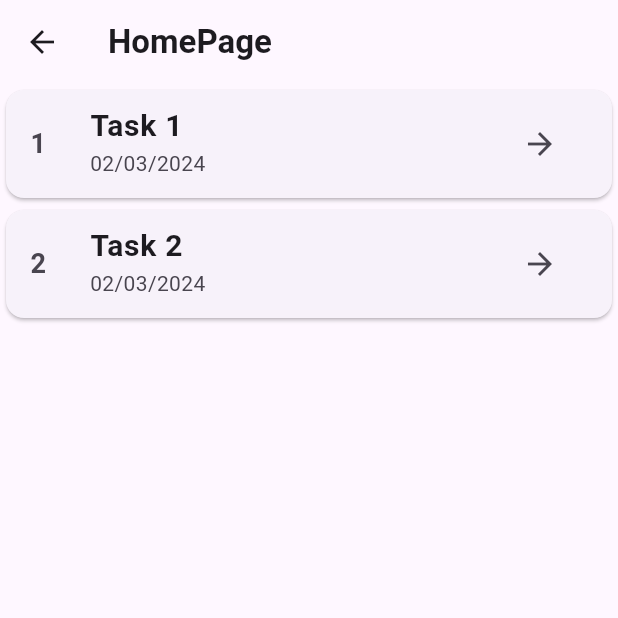
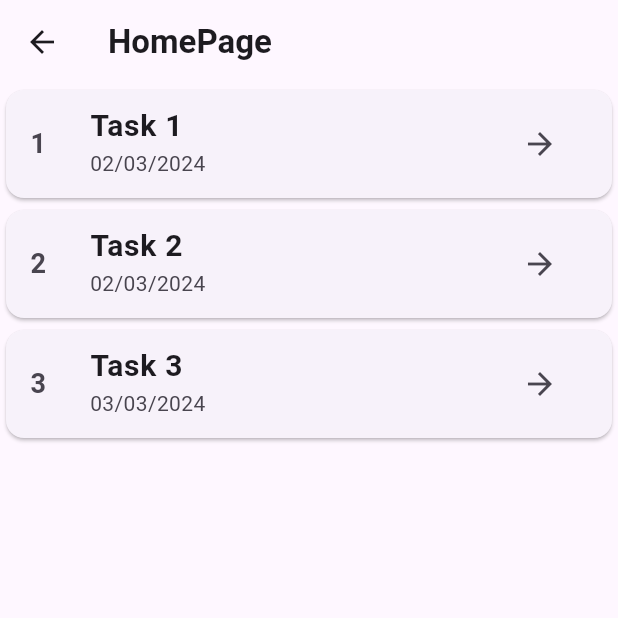
Before and after one commit to MangukiyaHet/Multiple_Tasks, a Flutter app: the screen it shows after launch, after a tap on "Forget Password?", on a phone screen of 412 x 824 dp, the top half of it. Run offline on Flutter 3.47's test engine with Material 3 defaults, Android fonts, the phone set to English and light mode, and no system bars; our stand-ins replace flutter_svg.

Commit message:
Task 3 Completed

```diff
--- a/lib/main.dart
+++ b/lib/main.dart
@@ -2,6 +2,7 @@ import 'package:flutter/material.dart';
 import 'package:logic_app/views/screen/HomePage.dart';
 import 'package:logic_app/views/screen/LoginPage.dart';
 import 'package:logic_app/views/screen/TaskOne.dart';
+import 'package:logic_app/views/screen/TaskThree.dart';
 import 'package:logic_app/views/screen/TaskTwo.dart';
 
 void main() {
@@ -21,6 +22,7 @@ class MyApp extends StatelessWidget {
         '/' : (context) => const HomePage(),
         'Task1' : (context) => const TaskOne(),
         'Task2' : (context) => const TaskTwo(),
+        'Task3' : (context) => const TaskThree(),
       },
 
     );
--- a/lib/views/screen/HomePage.dart
+++ b/lib/views/screen/HomePage.dart
@@ -1,4 +1,5 @@
 import 'package:flutter/material.dart';
+import 'package:logic_app/views/utils/ListUtils.dart';
 
 class HomePage extends StatefulWidget {
   const HomePage({super.key});
@@ -8,6 +9,7 @@ class HomePage extends StatefulWidget {
 }
 
 class _HomePageState extends State<HomePage> {
+
   @override
   Widget build(BuildContext context) {
     return Scaffold(
@@ -21,72 +23,40 @@ class _HomePageState extends State<HomePage> {
       ),
       body: Center(
         child: Column(
-          children: [
-            Card(
+          children: Tasks.map((task) {
+            return Card(
               child: ListTile(
-                title: const Text(
-                  "Task 1",
-                  style: TextStyle(
+                title: Text(
+                  task['title'],
+                  style: const TextStyle(
                     fontWeight: FontWeight.bold,
                     fontSize: 20,
                   ),
                 ),
-                subtitle: const Text(
-                  "02/03/2024",
-                  style: TextStyle(
+                subtitle: Text(
+                  task['date'],
+                  style: const TextStyle(
                     fontSize: 14,
                   ),
                 ),
-                leading: const Text(
-                  "1",
-                  style: TextStyle(
+                leading: Text(
+                  task['number'],
+                  style: const TextStyle(
                     fontSize: 18,
                     fontWeight: FontWeight.bold,
                   ),
                 ),
                 trailing: IconButton(
                   onPressed: () {
-                    Navigator.of(context).pushNamed('Task1');
+                    Navigator.of(context).pushNamed(task['routeName']);
                   },
                   icon: const Icon(
                     Icons.arrow_forward,
                   ),
                 ),
               ),
-            ),
-            Card(
-              child: ListTile(
-                title: const Text(
-                  "Task 2",
-                  style: TextStyle(
-                    fontWeight: FontWeight.bold,
-                    fontSize: 20,
-                  ),
-                ),
-                subtitle: const Text(
-                  "02/03/2024",
-                  style: TextStyle(
-                    fontSize: 14,
-                  ),
-                ),
-                leading: const Text(
-                  "2",
-                  style: TextStyle(
-                    fontSize: 18,
-                    fontWeight: FontWeight.bold,
-                  ),
-                ),
-                trailing: IconButton(
-                  onPressed: () {
-                    Navigator.of(context).pushNamed('Task2');
-                  },
-                  icon: const Icon(
-                    Icons.arrow_forward,
-                  ),
-                ),
-              ),
-            ),
-          ],
+            );
+          }).toList(),
         ),
       ),
     );
--- /dev/null
+++ b/lib/views/utils/ListUtils.dart
@@ -0,0 +1,20 @@
+final List<Map<String, dynamic>> Tasks = [
+  {
+    'title': 'Task 1',
+    'date': '02/03/2024',
+    'number': '1',
+    'routeName': 'Task1',
+  },
+  {
+    'title': 'Task 2',
+    'date': '02/03/2024',
+    'number': '2',
+    'routeName': 'Task2',
+  },
+  {
+    'title': 'Task 3',
+    'date': '03/03/2024',
+    'number': '3',
+    'routeName': 'Task3',
+  },
+];
```
Also changed, not shown: lib/views/screen/TaskThree.dart (added, +79 -0 lines).
